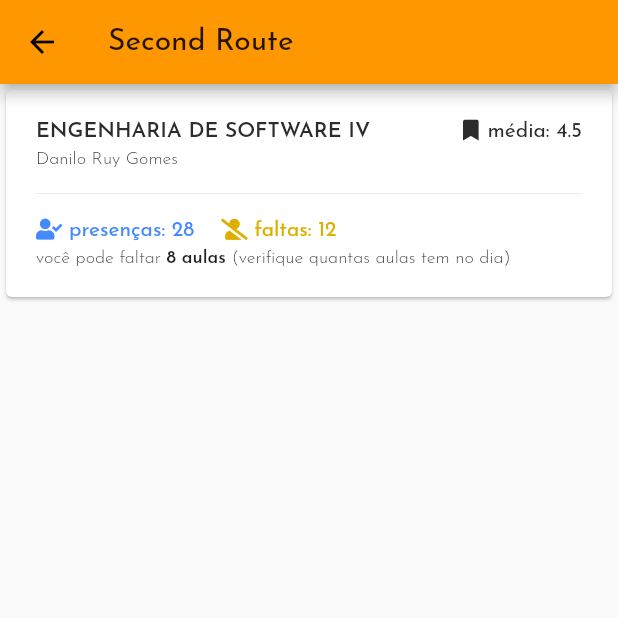
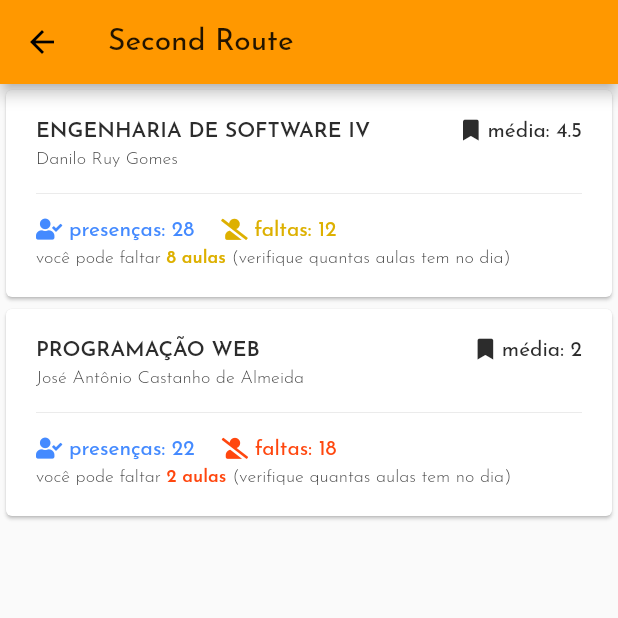
Before and after one commit to efraim-andrade/fatecanos-app, a Flutter app: the HomePage screen opened by its route, on a phone screen of 412 x 824 dp, the top half of it. Run offline on Flutter 3.47's test engine with Material 2 defaults, Android fonts, the phone set to English and light mode, and no system bars; our stand-ins replace flutter_dotenv, flutter_secure_storage, font_awesome_flutter, toast; accounts and stored records are empty.

Commit message:
feat(home): course - card
built a dynamic color thermomether function for absenses

```diff
--- a/lib/components/Card.dart
+++ b/lib/components/Card.dart
@@ -1,5 +1,17 @@
 import 'package:flutter/material.dart';
 import 'package:font_awesome_flutter/font_awesome_flutter.dart';
+
+handleAbsensesThermometer(int absenses) {
+  var colorThermomether = {
+    'low': Color.fromRGBO(34, 179, 85, 1),
+    'medium': Color.fromRGBO(221, 176, 0, 1),
+    'high': Color.fromRGBO(255, 71, 15, 1),
+  };
+
+  if (absenses <= 8) return colorThermomether['low'];
+  if (absenses > 8 && absenses <=14) return colorThermomether['medium'];
+  if (absenses > 14 ) return colorThermomether['high'];
+}
 
 Card card(
   String course,
@@ -7,7 +19,7 @@ Card card(
   int presences,
   int absences,
   int maxAbsenses,
-  num media
+  num grade
 ) {
   return
     Card(
@@ -44,7 +56,7 @@ Card card(
                           ),
 
                           Text(
-                            'média: ${media}',
+                            'média: ${grade}',
                             style: TextStyle(color: Color.fromRGBO(44, 44, 44, 1),),
                           )
                         ],
@@ -116,7 +128,7 @@ Card card(
                                     child: Icon(
                                       FontAwesomeIcons.userSlash,
                                       size: 14,
-                                      color: Color.fromRGBO(221, 176, 0, 1),
+                                      color: handleAbsensesThermometer(absences),
                                     ),
                                   ),
 
@@ -124,7 +136,7 @@ Card card(
                                     'faltas: ${absences}',
                                     style: TextStyle(
                                       fontSize: 14,
-                                      color: Color.fromRGBO(221, 176, 0, 1)
+                                      color: handleAbsensesThermometer(absences)
                                     ),
                                   )
                                 ],
@@ -152,7 +164,8 @@ Card card(
                         '${maxAbsenses - absences} aulas ',
                         style: TextStyle(
                           fontSize: 12,
-                          fontWeight: FontWeight.w600
+                          fontWeight: FontWeight.w600,
+                          color: handleAbsensesThermometer(absences)
                         ),
                       ),
 
--- a/lib/screens/home.dart
+++ b/lib/screens/home.dart
@@ -27,6 +27,14 @@ class Home extends State<HomePage> {
               20,
               4.5
             ),
+            card(
+              "Programação Web",
+              "José Antônio Castanho de Almeida",
+              22,
+              18,
+              20,
+              2
+            ),
           ],
         ),
       ),
```
